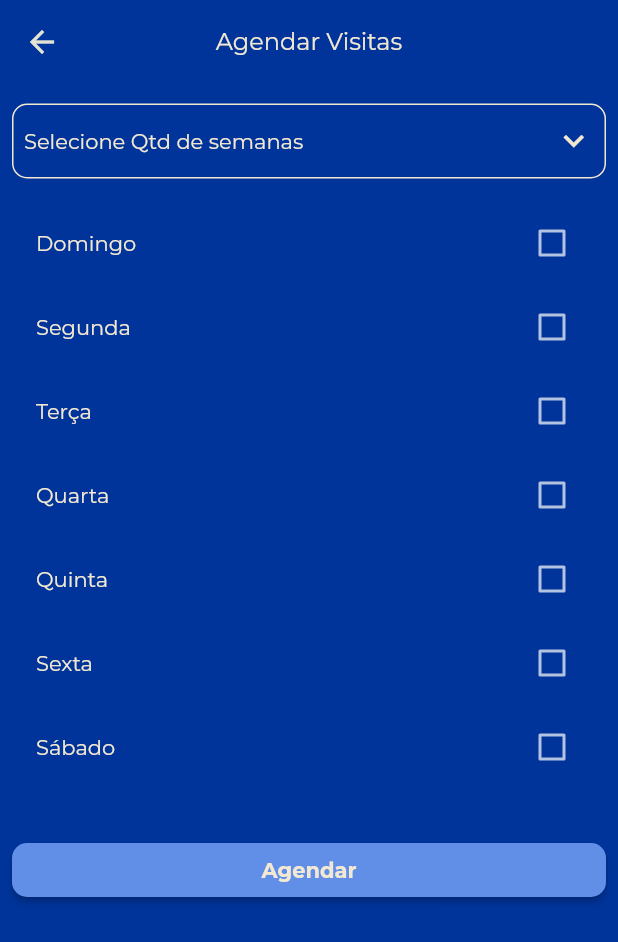
After one commit to Alexandrealvo/autopecasbelem, a Flutter app: the AgendarVisitas screen opened by its route, on a phone screen of 412 x 824 dp. The commit adds this screen. Shown: the top 942 px of the screen. Run offline on Flutter 3.47's test engine with Material 2 defaults, Android fonts, the light colour scheme and no system bars; our stand-ins replace email_validator, flutter_icons, get, get_storage, google_fonts, google_maps_flutter and 6 more; missing offline and left inert: edge_alert, flutter_open_whatsapp; accounts and stored records are empty.

Commit message:
precisando corrigir agenda_visitas

```diff
--- a/lib/main.dart
+++ b/lib/main.dart
@@ -1,3 +1,4 @@
+import 'package:apbelem/modules/Agenda/agendar_visitas.dart';
 import 'package:apbelem/modules/Chamadas/chamadas.dart';
 import 'package:apbelem/modules/Chamadas/status_cliente.dart';
 import 'package:apbelem/modules/Clientes/clientes.dart';
@@ -66,6 +67,10 @@ void main() {
         name: '/dadosresp',
         page: () => DadosResp(),
       ),
+       GetPage(
+        name: '/agendar_visitas',
+        page: () => AgendarVisitas(),
+      ),
     ],
   ));
 }
--- /dev/null
+++ b/lib/modules/Agenda/agenda_controller.dart
@@ -0,0 +1,91 @@
+import 'dart:convert';
+import 'package:flutter/material.dart';
+import 'package:apbelem/modules/Agenda/api_agenda.dart';
+import 'package:apbelem/modules/Agenda/mapa_agenda.dart';
+import 'package:flutter/cupertino.dart';
+import 'package:get/get.dart';
+import 'package:table_calendar/table_calendar.dart';
+
+class AgendaController extends GetxController {
+  var isLoading = true.obs;
+  var onSelected = false.obs;
+  var periodo = TextEditingController().obs;
+  var dias = ''.obs;
+  var checkeddom = false.obs;
+  var checkedseg = false.obs;
+  var checkedter = false.obs;
+  var checkedqua = false.obs;
+  var checkedqui = false.obs;
+  var checkedsex = false.obs;
+  var checkedsab = false.obs;
+
+  var firstId = '0'.obs;
+  var itemSelecionado = 'Selecione Qtd de'.obs;
+
+  List<String> tipos = [
+    'Selecione Qtd de',
+    '1',
+    '2',
+    '4',
+    '12',
+  ];
+
+  List<String> itens = [
+    'Domingo',
+    'Segunda',
+    'Terça',
+    'Quarta',
+    'Quinta',
+    'Sexta',
+    'Sábado',
+  ];
+
+  getAgendarVisitas() async {
+    List<int> diasArray = [];
+
+    if (checkeddom.value == true) {
+      diasArray = diasArray + [0];
+    }
+    if (checkedseg.value == true) {
+      diasArray = diasArray + [1];
+    }
+    if (checkedter.value == true) {
+      diasArray = diasArray + [2];
+    }
+    if (checkedqua.value == true) {
+      diasArray = diasArray + [3];
+    }
+    if (checkedqui.value == true) {
+      diasArray = diasArray + [4];
+    }
+    if (checkedsex.value == true) {
+      diasArray = diasArray + [5];
+    }
+    if (checkedsab.value == true) {
+      diasArray = diasArray + [6];
+    }
+
+    print(diasArray);
+
+    if (itemSelecionado.value == 'Selecione Qtd de') {
+      return 'vazio';
+    } else {
+      isLoading(true);
+      var response = await ApiAgendar.agendarVisitas();
+      var dados = json.decode(response.body);
+
+      isLoading(false);
+
+      return dados;
+    }
+  }
+
+  @override
+  void onInit() {
+    // init();
+    // agendaReservas();
+    super.onInit();
+
+    isLoading(false);
+  }
+}
--- /dev/null
+++ b/lib/modules/Agenda/agendar_visitas.dart
@@ -0,0 +1,303 @@
+import 'package:apbelem/modules/Agenda/agenda_controller.dart';
+import 'package:apbelem/utils/alert_button_pressed.dart';
+import 'package:apbelem/utils/circular_progress_indicator.dart';
+import 'package:apbelem/utils/edge_alert.dart';
+import 'package:flutter/material.dart';
+import 'package:get/get.dart';
+import 'package:google_fonts/google_fonts.dart';
+
+class AgendarVisitas extends StatefulWidget {
+  @override
+  _AgendarVisitasState createState() => _AgendarVisitasState();
+}
+
+class _AgendarVisitasState extends State<AgendarVisitas> {
+  AgendaController agendaController = Get.put(AgendaController());
+
+  void dropDownFavoriteSelected(String novoItem) {
+    agendaController.firstId.value = novoItem;
+  }
+
+  bool isLoading = false;
+
+  @override
+  Widget build(BuildContext context) {
+    return SafeArea(
+      child: Scaffold(
+          appBar: AppBar(
+            title: Text(
+              'Agendar Visitas',
+              style: GoogleFonts.montserrat(
+                fontSize: 16,
+                color: Theme.of(context).textSelectionTheme.selectionColor,
+              ),
+            ),
+            centerTitle: true,
+          ),
+          body: Obx(() {
+            return agendaController.isLoading.value
+                ? CircularProgressIndicatorWidget()
+                : SingleChildScrollView(
+                    child: Container(
+                      margin: EdgeInsets.only(top: 5),
+                      padding: EdgeInsets.all(8),
+                      height: MediaQuery.of(context).size.height * .95,
+                      width: MediaQuery.of(context).size.width,
+                      child: Column(
+                        crossAxisAlignment: CrossAxisAlignment.stretch,
+                        children: [
+                          Container(
+                            padding: EdgeInsets.symmetric(horizontal: 7),
+                            decoration: BoxDecoration(
+                              borderRadius: BorderRadius.circular(10),
+                              border: Border.all(
+                                color: Theme.of(context)
+                                    .textSelectionTheme
+                                    .selectionColor,
+                                width: 1,
+                              ),
+                            ),
+                            child: DropdownButton<String>(
+                              isExpanded: true,
+                              underline: Container(),
+                              icon: Icon(
+                                Icons.keyboard_arrow_down,
+                                size: 27,
+                              ),
+                              iconEnabledColor: Theme.of(context)
+                                  .textSelectionTheme
+                                  .selectionColor,
+                              dropdownColor: Theme.of(context).primaryColor,
+                              style: GoogleFonts.montserrat(
+                                fontSize: 14,
+                                color: Theme.of(context)
+                                    .textSelectionTheme
+                                    .selectionColor,
+                              ),
+                              items: agendaController.tipos
+                                  .map((String dropDownStringItem) {
+                                return DropdownMenuItem<String>(
+                                  value: dropDownStringItem,
+                                  child: Text("${dropDownStringItem} semanas"),
+                                );
+                              }).toList(),
+                              onChanged: (String novoItemSelecionado) {
+                                dropDownFavoriteSelected(novoItemSelecionado);
+                                agendaController.itemSelecionado.value =
+                                    novoItemSelecionado;
+                              },
+                              value: agendaController.itemSelecionado.value,
+                            ),
+                          ),
+                          SizedBox(
+                            height: 15,
+                          ),
+                          Container(
+                              child: CheckboxListTile(
+                                  title: Text(
+                                    "Domingo",
+                                    style: GoogleFonts.montserrat(
+                                      fontSize: 14,
+                                      color: Theme.of(context)
+                                          .textSelectionTheme
+                                          .selectionColor,
+                                    ),
+                                  ),
+                                  value: agendaController.checkeddom.value,
+                                  onChanged: (newValue) {
+                                    setState(() {
+                                      agendaController.checkeddom.value =
+                                          newValue;
+                                    });
+                                  },
+                                  activeColor: Theme.of(context).buttonColor,
+                                  controlAffinity:
+                                      ListTileControlAffinity.platform)),
+                          Container(
+                              child: CheckboxListTile(
+                            title: Text(
+                              "Segunda",
+                              style: GoogleFonts.montserrat(
+                                fontSize: 14,
+                                color: Theme.of(context)
+                                    .textSelectionTheme
+                                    .selectionColor,
+                              ),
+                            ),
+                            value: agendaController.checkedseg.value,
+                            onChanged: (newValue) {
+                              setState(() {
+                                agendaController.checkedseg.value = newValue;
+                              });
+                            },
+                            controlAffinity: ListTileControlAffinity.platform,
+                            activeColor: Theme.of(context)
+                                .buttonColor, //  <-- platform Checkbox
+                          )),
+                          Container(
+                              child: CheckboxListTile(
+                            title: Text(
+                              "Terça",
+                              style: GoogleFonts.montserrat(
+                                fontSize: 14,
+                                color: Theme.of(context)
+                                    .textSelectionTheme
+                                    .selectionColor,
+                              ),
+                            ),
+                            value: agendaController.checkedter.value,
+                            onChanged: (newValue) {
+                              setState(() {
+                                agendaController.checkedter.value = newValue;
+                              });
+                            },
+                            activeColor: Theme.of(context).buttonColor,
+                            controlAffinity: ListTileControlAffinity
+                                .platform, //  <-- platform Checkbox
+                          )),
+                          Container(
+                              child: CheckboxListTile(
+                            title: Text(
+                              "Quarta",
+                              style: GoogleFonts.montserrat(
+                                fontSize: 14,
+                                color: Theme.of(context)
+                                    .textSelectionTheme
+                                    .selectionColor,
+                              ),
+                            ),
+                            value: agendaController.checkedqua.value,
+                            onChanged: (newValue) {
+                              setState(() {
+                                agendaController.checkedqua.value = newValue;
+                              });
+                            },
+                            activeColor: Theme.of(context).buttonColor,
+                            controlAffinity: ListTileControlAffinity
+                                .platform, //  <-- platform Checkbox
+                          )),
+                          Container(
+                              child: CheckboxListTile(
+                            title: Text(
+                              "Quinta",
+                              style: GoogleFonts.montserrat(
+                                fontSize: 14,
+                                color: Theme.of(context)
+                                    .textSelectionTheme
+                                    .selectionColor,
+                              ),
+                            ),
+                            value: agendaController.checkedqui.value,
+                            onChanged: (newValue) {
+                              setState(() {
+                                agendaController.checkedqui.value = newValue;
+                              });
+                            },
+                            activeColor: Theme.of(context).buttonColor,
+                            controlAffinity: ListTileControlAffinity
+                                .platform, //  <-- platform Checkbox
+                          )),
+                          Container(
+                              child: CheckboxListTile(
+                            title: Text(
+                              "Sexta",
+                              style: GoogleFonts.montserrat(
+                                fontSize: 14,
+                                color: Theme.of(context)
+                                    .textSelectionTheme
+                                    .selectionColor,
+                              ),
+                            ),
+                            value: agendaController.checkedsex.value,
+                            onChanged: (newValue) {
+                              setState(() {
+                                agendaController.checkedsex.value = newValue;
+                              });
+                            },
+                            activeColor: Theme.of(context).buttonColor,
+                            controlAffinity: ListTileControlAffinity
+                                .platform, //  <-- platform Checkbox
+                          )),
+                          Container(
+                              child: CheckboxListTile(
+                            title: Text(
+                              "Sábado",
+                              style: GoogleFonts.montserrat(
+                                fontSize: 14,
+                                color: Theme.of(context)
+                                    .textSelectionTheme
+                                    .selectionColor,
+                              ),
+                            ),
+                            value: agendaController.checkedsab.value,
+                            onChanged: (newValue) {
+                              setState(() {
+                                agendaController.checkedsab.value = newValue;
+                              });
+                            },
+                            activeColor: Theme.of(context).buttonColor,
+                            controlAffinity: ListTileControlAffinity
+                                .platform, //  <-- platform Checkbox
+                          )),
+                          SizedBox(
+                            height: 30,
+                          ),
+                          ButtonTheme(
+                            height: 50.0,
+                            child: ElevatedButton(
+                              style: ButtonStyle(
+                                backgroundColor:
+                                    MaterialStateProperty.resolveWith<Color>(
+                                  (Set<MaterialState> states) {
+                                    return Theme.of(context).accentColor;
+                                  },
+                                ),
+                                shape: MaterialStateProperty.resolveWith<
+                                    OutlinedBorder>(
+                                  (Set<MaterialState> states) {
+                                    return RoundedRectangleBorder(
+                                      borderRadius: BorderRadius.circular(10.0),
+                                    );
+                                  },
+                                ),
+                              ),
+                              onPressed: () {
+                                agendaController
+                                    .getAgendarVisitas()
+                                    .then((value) {
+                                  print(value);
+                                  if (value == 1) {
+                                    edgeAlertWidget(
+                                      context,
+                                      'OK!',
+                                    );
+                                  } else if (value == "vazio") {
+                                    onAlertButtonPressed(
+                                        context, 'Algum Campo Vazio!', null);
+                                  } else {
+                                    onAlertButtonPressed(
+                                        context,
+                                        'Algo deu errado\n Tente novamente',
+                                        null);
+                                  }
+                                });
+                              },
+                              child: Text(
+                                "Agendar",
+                                style: GoogleFonts.montserrat(
+                                  fontWeight: FontWeight.bold,
+                                  color: Theme.of(context)
+                                      .textSelectionTheme
+                                      .selectionColor,
+                                ),
+                              ),
+                            ),
+                          )
+                        ],
+                      ),
+                    ),
+                  );
+          })),
+    );
+  }
+}
--- a/pubspec.yaml
+++ b/pubspec.yaml
@@ -29,6 +29,7 @@ dependencies:
   flutter_open_whatsapp: ^0.1.2
   google_maps_flutter: ^2.0.6
   font_awesome_flutter: ^9.1.0
+  table_calendar: ^3.0.0
 
 dev_dependencies:
   flutter_test:
```
Also changed, not shown: lib/modules/Agenda/api_agenda.dart (added, +83 -0 lines), lib/modules/Agenda/mapa_agenda.dart (added, +64 -0 lines), lib/modules/Clientes/clientes.dart (+25 -9 lines), pubspec.lock.
